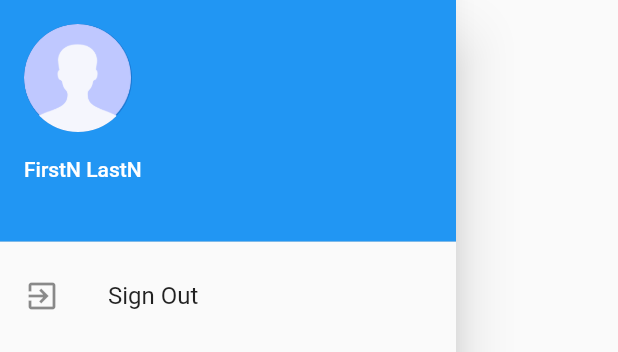
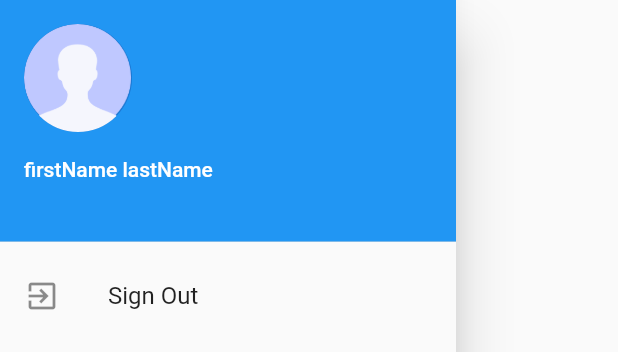
Before and after one commit to acidjazz/uploader, a Flutter app: the HomeDrawer widget shown alone on an empty page, opened directly, on a phone screen of 412 x 824 dp. Shown: the top 352 px of the screen. Run offline on Flutter 3.47's test engine with Material 2 defaults, Android fonts, the phone set to English and light mode, and no system bars; our stand-ins replace shared_preferences; accounts and stored records are empty.

Commit message:
🎨 proper placeholder

```diff
--- a/lib/HomeDrawer.dart
+++ b/lib/HomeDrawer.dart
@@ -30,7 +30,7 @@ class HomeDrawer extends StatelessWidget {
        child: new Column(
           children: <Widget>[
             new UserAccountsDrawerHeader(
-              accountName: new Text('FirstN LastN'),
+              accountName: new Text('firstName lastName'),
               accountEmail: new Text(user.email),
               currentAccountPicture: const CircleAvatar(
                 backgroundImage: const AssetImage('images/avatar.png'),
```
